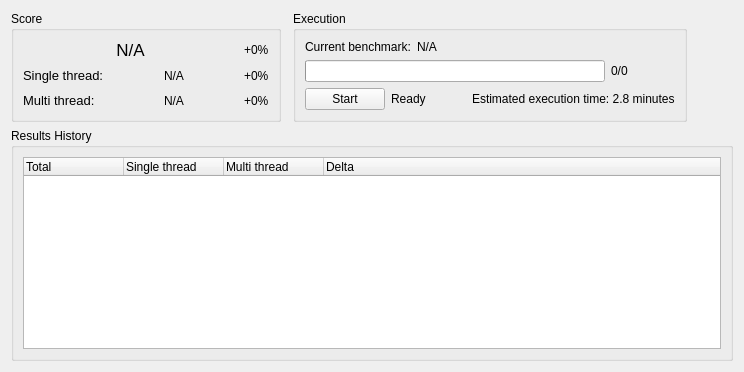
First picture: the form in apps/Qt/Views/FullBenchmarkView/FullBenchmarkView.ui, repository klapeto/elpida, before the edit.
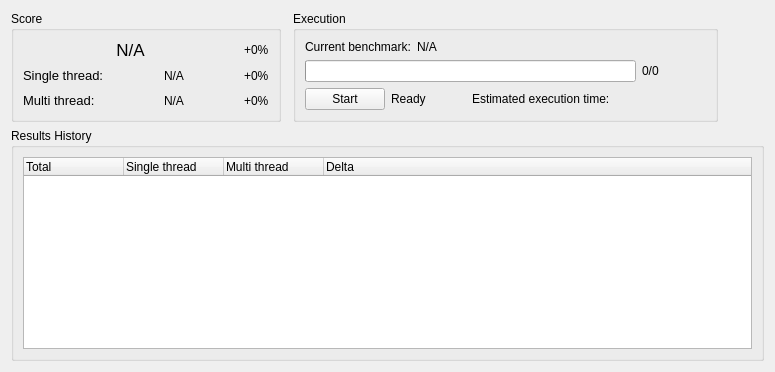
Second picture: the form after the edit.

Diff of the .ui file:
```diff
--- a/apps/Qt/Views/FullBenchmarkView/FullBenchmarkView.ui
+++ b/apps/Qt/Views/FullBenchmarkView/FullBenchmarkView.ui
@@ -195,7 +195,25 @@
         <item>
          <widget class="QLabel" name="lblETA">
           <property name="text">
-           <string>Estimated execution time: 2.8 minutes</string>
+           <string>Estimated execution time:</string>
+          </property>
+         </widget>
+        </item>
+        <item>
+         <widget class="QLabel" name="lblETAValue">
+          <property name="minimumSize">
+           <size>
+            <width>90</width>
+            <height>0</height>
+           </size>
+          </property>
+          <property name="font">
+           <font>
+            <underline>true</underline>
+           </font>
+          </property>
+          <property name="lineWidth">
+           <number>2</number>
           </property>
          </widget>
         </item>
```
